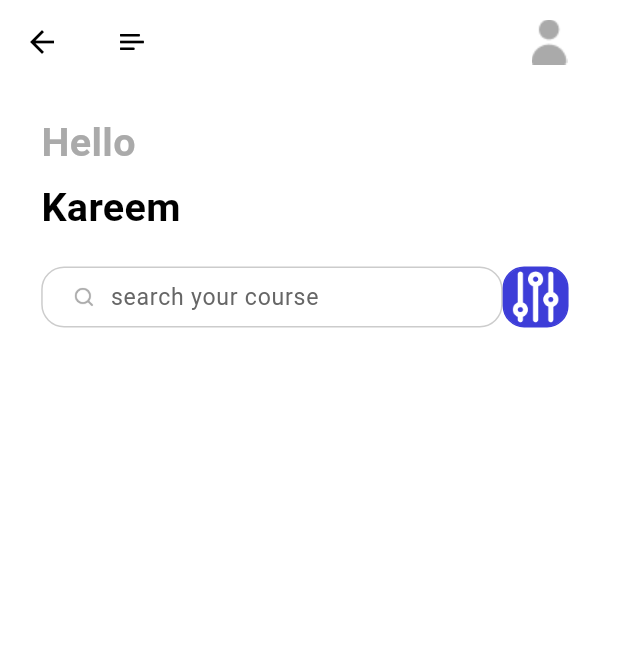
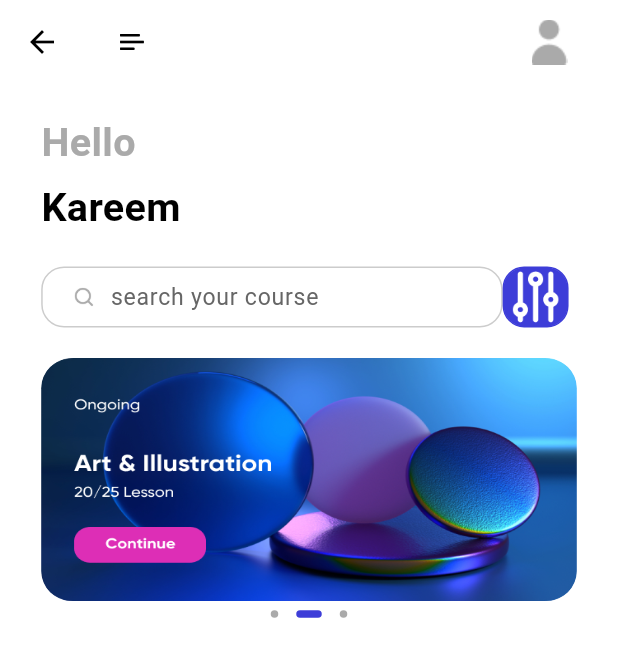
Before and after one commit to kareemmuhamedd/Ulearning-App, a Flutter app: the HomeScreen screen opened directly, on a phone screen of 412 x 824 dp. Shown: the top 657 px of the screen. Run offline on Flutter 3.47's test engine with Material 3 defaults, Android fonts, the light colour scheme and no system bars; drawn by our look-alikes of dots_indicator; our stand-ins replace cloud_firestore, firebase_auth, firebase_core, flutter_bloc, flutter_screenutil, fluttertoast and 1 more; accounts and stored records are empty; Roboto replaces fonts that are missing (Avenir).

Commit message:
- Added Home Slider widget.

```diff
--- a/lib/pages/home/home_screen.dart
+++ b/lib/pages/home/home_screen.dart
@@ -4,6 +4,7 @@ import 'package:ulearning_app/common/values/colors.dart';
 import 'package:ulearning_app/pages/home/widgets/home_app_bar.dart';
 import 'package:ulearning_app/pages/home/widgets/home_screen_text.dart';
 import 'package:ulearning_app/pages/home/widgets/home_search_widget.dart';
+import 'package:ulearning_app/pages/home/widgets/slider_widget.dart';
 
 class HomeScreen extends StatefulWidget {
   const HomeScreen({super.key});
@@ -33,6 +34,8 @@ class _HomeScreenState extends State<HomeScreen> {
             ),
             SizedBox(height: 20.h,),
             const HomeSearchWidget(),
+            const SliderWidget(),
+
           ],
         ),
       ),
--- /dev/null
+++ b/lib/pages/home/widgets/slider_item.dart
@@ -0,0 +1,23 @@
+import 'package:flutter/material.dart';
+import 'package:flutter_screenutil/flutter_screenutil.dart';
+
+class SliderItem extends StatelessWidget {
+  final String path;
+
+  const SliderItem({super.key, this.path = 'assets/icons/art.png'});
+
+  @override
+  Widget build(BuildContext context) {
+    return Container(
+      width: 325.w,
+      height: 160.h,
+      decoration: BoxDecoration(
+        borderRadius: BorderRadius.all(Radius.circular(20.r)),
+        image:  DecorationImage(
+          image: AssetImage(path),
+          fit: BoxFit.fill,
+        ),
+      ),
+    );
+  }
+}
--- /dev/null
+++ b/lib/pages/home/widgets/slider_widget.dart
@@ -0,0 +1,44 @@
+import 'package:dots_indicator/dots_indicator.dart';
+import 'package:flutter/material.dart';
+import 'package:flutter_screenutil/flutter_screenutil.dart';
+import 'package:ulearning_app/common/values/colors.dart';
+import 'package:ulearning_app/pages/home/widgets/slider_item.dart';
+
+class SliderWidget extends StatelessWidget {
+  const SliderWidget({super.key});
+
+  @override
+  Widget build(BuildContext context) {
+    return Column(
+      children: [
+        Container(
+          margin: EdgeInsets.only(top: 20.h),
+          width: 325.w,
+          height: 160.h,
+          child: PageView(
+            children: const [
+              SliderItem(path: 'assets/icons/art.png'),
+              SliderItem(path: 'assets/icons/image_1.png'),
+              SliderItem(path: 'assets/icons/image_2.png'),
+            ],
+          ),
+        ),
+        Container(
+          child: DotsIndicator(
+            dotsCount: 3,
+            position: 1,
+            decorator: DotsDecorator(
+              color: AppColors.primaryThirdElementText,
+              activeColor: AppColors.primaryElement,
+              size: const Size.square(5.0),
+              activeSize: const Size(17.0, 5.0),
+              activeShape: RoundedRectangleBorder(
+                borderRadius: BorderRadius.circular(5.0),
+              ),
+            ),
+          ),
+        )
+      ],
+    );
+  }
+}
```
Also changed, not shown: assets/icons/art.png (renamed from assets/icons/Art.png), assets/icons/image_1.png (renamed from assets/icons/Image(1).png), assets/icons/image_2.png (renamed from assets/icons/Image(2).png).
